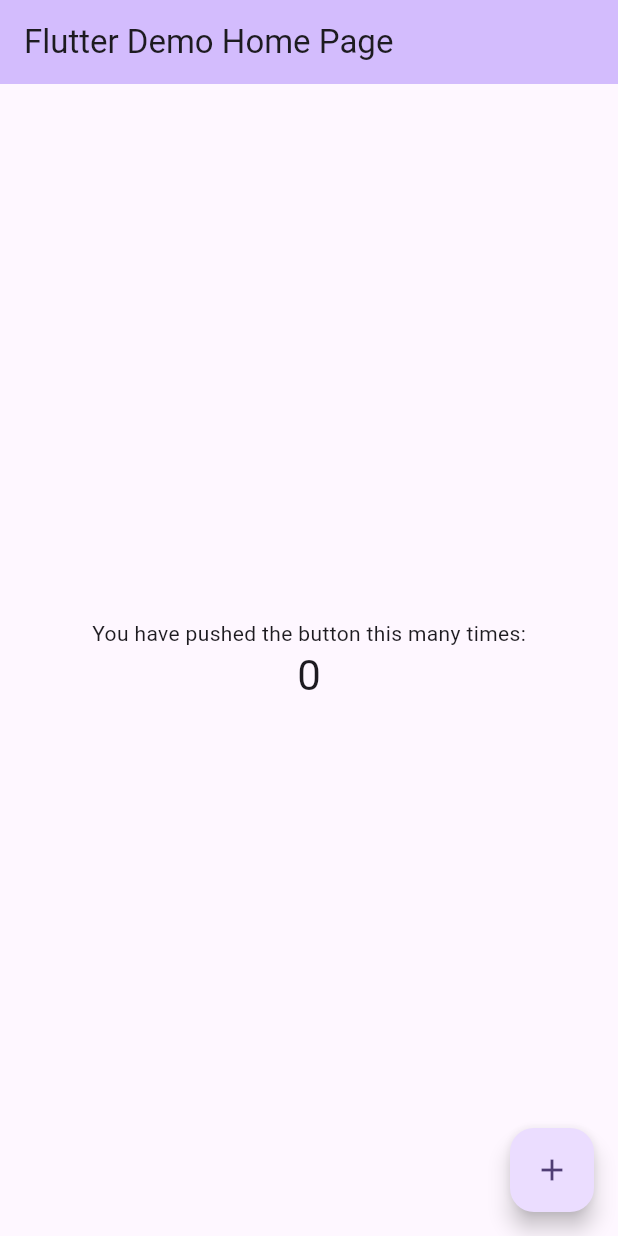
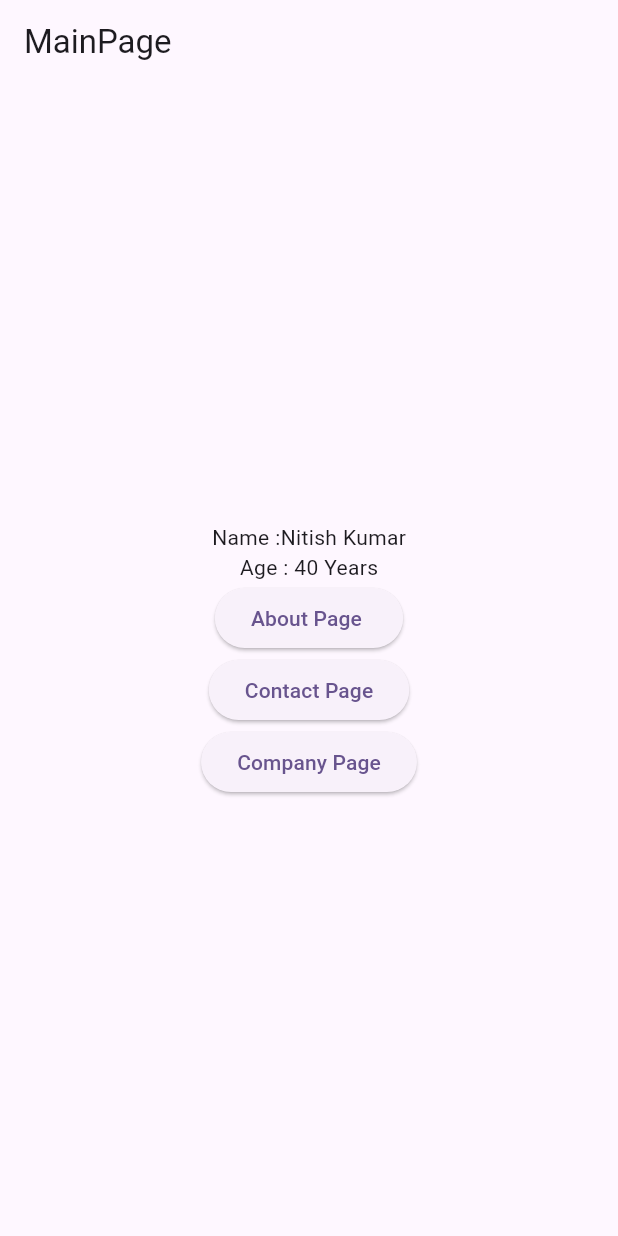
Before and after one commit to Nitishroy-7033/flutter_learning_app1, a Flutter app: the screen it shows after launch, on a phone screen of 412 x 824 dp. Run offline on Flutter 3.47's test engine with Material 3 defaults, Android fonts, the light colour scheme and no system bars.

Commit message:
Add multiple pages and update README; include About, Company, Contact, and Home pages

```diff
--- /dev/null
+++ b/lib/AboutPage/About_Us.dart
@@ -0,0 +1,31 @@
+import 'package:flutter/material.dart';
+
+class AboutUs extends StatelessWidget {
+  final String name;
+  final String age;
+  const AboutUs({super.key, required this.name, required this.age});
+
+  @override
+  Widget build(BuildContext context) {
+    return Scaffold(
+      appBar: AppBar(title: Text("AboutUs")),
+      body: SafeArea(
+        child: Column(
+          mainAxisAlignment: MainAxisAlignment.center,
+          crossAxisAlignment: CrossAxisAlignment.center,
+          children: [
+            Row(children: []),
+            Text("Name :${name}"),
+            Text("Age : ${age}"),
+            ElevatedButton(
+              onPressed: () {
+                Navigator.pop(context);
+              },
+              child: Text("Go Home"),
+            ),
+          ],
+        ),
+      ),
+    );
+  }
+}
--- /dev/null
+++ b/lib/Main_Page.dart
@@ -0,0 +1,52 @@
+import 'package:flutter/material.dart';
+import 'package:flutter_learning_app1/AboutPage/About_Us.dart';
+import 'package:flutter_learning_app1/CompanyPage/CompanyPage.dart';
+import 'package:flutter_learning_app1/ContactPage/contactPage.dart';
+
+class MainPage extends StatelessWidget {
+  const MainPage({super.key});
+
+  @override
+  Widget build(BuildContext context) {
+    String name = "Nitish Kumar";
+    String age = "40 Years";
+    String comapny = "Devhq.in";
+    return Scaffold(
+      appBar: AppBar(title: Text("MainPage")),
+      body: SafeArea(
+        child: Column(
+          mainAxisAlignment: MainAxisAlignment.center,
+          crossAxisAlignment: CrossAxisAlignment.center,
+          children: [
+            Row(children: []),
+            Text("Name :${name}"),
+            Text("Age : ${age}"),
+            ElevatedButton(
+              onPressed: () {
+                Navigator.push(
+                  context,
+                  MaterialPageRoute(
+                    builder: (context) => AboutUs(name: name, age: age),
+                  ),
+                );
+              },
+              child: Text("About Page "),
+            ),
+            ElevatedButton(
+              onPressed: () {
+                Navigator.pushNamed(context, "/contact");
+              },
+              child: Text("Contact Page"),
+            ),
+            ElevatedButton(
+              onPressed: () {
+                Navigator.pushNamed(context, "/company");
+              },
+              child: Text("Company Page"),
+            ),
+          ],
+        ),
+      ),
+    );
+  }
+}
--- a/lib/main.dart
+++ b/lib/main.dart
@@ -1,4 +1,11 @@
 import 'package:flutter/material.dart';
+import 'package:flutter_learning_app1/AboutPage/About_Us.dart';
+import 'package:flutter_learning_app1/CompanyPage/CompanyPage.dart';
+import 'package:flutter_learning_app1/ContactPage/contactPage.dart';
+import 'package:flutter_learning_app1/ExandedExample.dart';
+import 'package:flutter_learning_app1/HomePage/HomePage.dart';
+import 'package:flutter_learning_app1/Main_Page.dart';
+import 'package:flutter_learning_app1/StackExample.dart';
 
 void main() {
   runApp(const MyApp());
@@ -7,116 +14,18 @@ void main() {
 class MyApp extends StatelessWidget {
   const MyApp({super.key});
 
-  // This widget is the root of your application.
   @override
   Widget build(BuildContext context) {
     return MaterialApp(
+      initialRoute: "/",
       title: 'Flutter Demo',
-      theme: ThemeData(
-        // This is the theme of your application.
-        //
-        // TRY THIS: Try running your application with "flutter run". You'll see
-        // the application has a purple toolbar. Then, without quitting the app,
-        // try changing the seedColor in the colorScheme below to Colors.green
-        // and then invoke "hot reload" (save your changes or press the "hot
-        // reload" button in a Flutter-supported IDE, or press "r" if you used
-        // the command line to start the app).
-        //
-        // Notice that the counter didn't reset back to zero; the application
-        // state is not lost during the reload. To reset the state, use hot
-        // restart instead.
-        //
-        // This works for code too, not just values: Most code changes can be
-        // tested with just a hot reload.
-        colorScheme: .fromSeed(seedColor: Colors.deepPurple),
-      ),
-      home: const MyHomePage(title: 'Flutter Demo Home Page'),
+      theme: ThemeData(colorScheme: .fromSeed(seedColor: Colors.deepPurple)),
+      routes: {
+        "/": (context) => MainPage(),
+        "/contact": (context) => ContactPage(),
+        // "/about": (context) => AboutUs(),
+        "/company": (context) => CompanyPage(),
+      },
     );
   }
 }
-
-class MyHomePage extends StatefulWidget {
-  const MyHomePage({super.key, required this.title});
-
-  // This widget is the home page of your application. It is stateful, meaning
-  // that it has a State object (defined below) that contains fields that affect
-  // how it looks.
-
-  // This class is the configuration for the state. It holds the values (in this
-  // case the title) provided by the parent (in this case the App widget) and
-  // used by the build method of the State. Fields in a Widget subclass are
-  // always marked "final".
-
-  final String title;
-
-  @override
-  State<MyHomePage> createState() => _MyHomePageState();
-}
-
-class _MyHomePageState extends State<MyHomePage> {
-  int _counter = 0;
-
-  void _incrementCounter() {
-    setState(() {
-      // This call to setState tells the Flutter framework that something has
-      // changed in this State, which causes it to rerun the build method below
-      // so that the display can reflect the updated values. If we changed
-      // _counter without calling setState(), then the build method would not be
-      // called again, and so nothing would appear to happen.
-      _counter++;
-    });
-  }
-
-  @override
-  Widget build(BuildContext context) {
-    // This method is rerun every time setState is called, for instance as done
-    // by the _incrementCounter method above.
-    //
-    // The Flutter framework has been optimized to make rerunning build methods
-    // fast, so that you can just rebuild anything that needs updating rather
-    // than having to individually change instances of widgets.
-    return Scaffold(
-      appBar: AppBar(
-        // TRY THIS: Try changing the color here to a specific color (to
-        // Colors.amber, perhaps?) and trigger a hot reload to see the AppBar
-        // change color while the other colors stay the same.
-        backgroundColor: Theme.of(context).colorScheme.inversePrimary,
-        // Here we take the value from the MyHomePage object that was created by
-        // the App.build method, and use it to set our appbar title.
-        title: Text(widget.title),
-      ),
-      body: Center(
-        // Center is a layout widget. It takes a single child and positions it
-        // in the middle of the parent.
-        child: Column(
-          // Column is also a layout widget. It takes a list of children and
-          // arranges them vertically. By default, it sizes itself to fit its
-          // children horizontally, and tries to be as tall as its parent.
-          //
-          // Column has various properties to control how it sizes itself and
-          // how it positions its children. Here we use mainAxisAlignment to
-          // center the children vertically; the main axis here is the vertical
-          // axis because Columns are vertical (the cross axis would be
-          // horizontal).
-          //
-          // TRY THIS: Invoke "debug painting" (choose the "Toggle Debug Paint"
-          // action in the IDE, or press "p" in the console), to see the
-          // wireframe for each widget.
-          mainAxisAlignment: .center,
-          children: [
-            const Text('You have pushed the button this many times:'),
-            Text(
-              '$_counter',
-              style: Theme.of(context).textTheme.headlineMedium,
-            ),
-          ],
-        ),
-      ),
-      floatingActionButton: FloatingActionButton(
-        onPressed: _incrementCounter,
-        tooltip: 'Increment',
-        child: const Icon(Icons.add),
-      ),
-    );
-  }
-}
```
Also changed, not shown: lib/CompanyPage/CompanyPage.dart (added, +27 -0 lines), lib/ContactPage/contactPage.dart (added, +27 -0 lines), lib/ExandedExample.dart (added, +47 -0 lines), lib/HomePage/HomePage.dart (added, +61 -0 lines), lib/StackExample.dart (added, +22 -0 lines), 2 other files.
